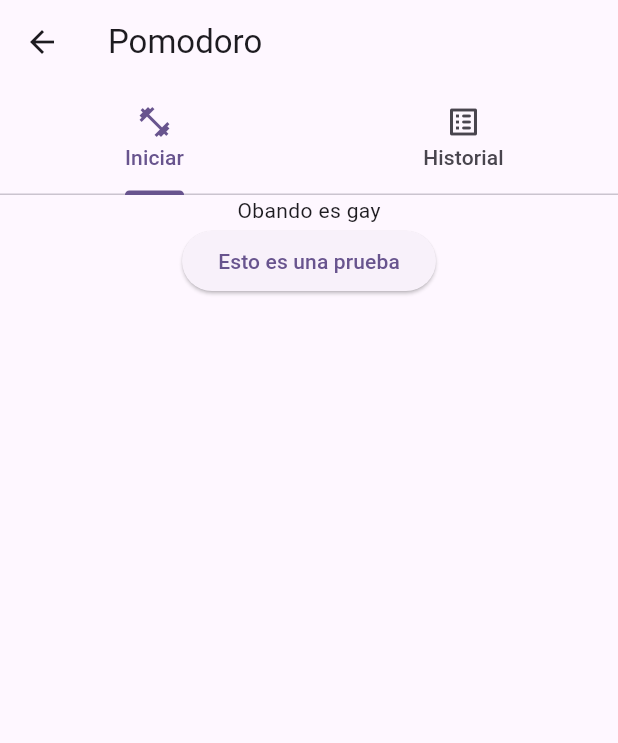
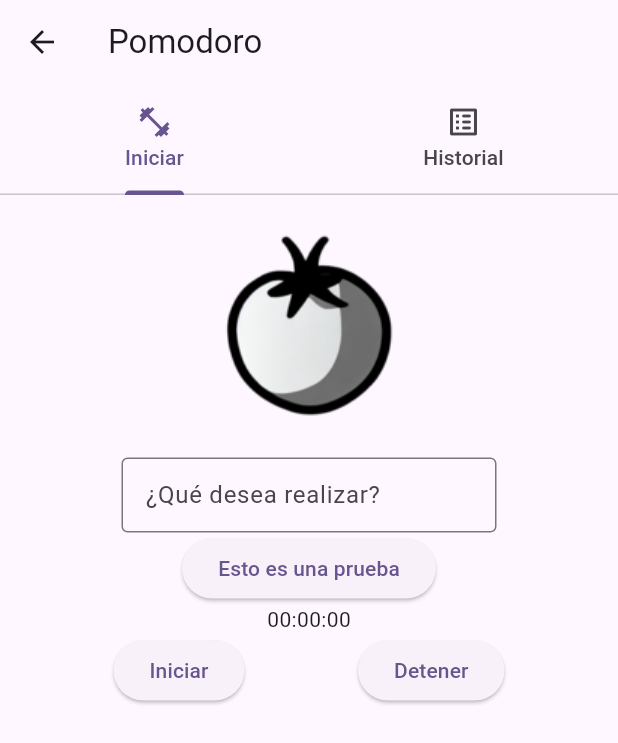
Before and after one commit to Bashisero/Focus_DegreeWork, a Flutter app: the screen it shows after launch, after a tap on "Pomodoro", on a phone screen of 412 x 824 dp. Shown: the top 743 px of the screen. Run offline on Flutter 3.47's test engine with Material 2 defaults, Android fonts, the phone set to English and light mode, and no system bars.

Commit message:
Se añadió un cronómetro funcional en la pestaña Pomodoro, cuyo funcionamiento tiene origen en la pestaña 'cronometro'

```diff
--- /dev/null
+++ b/lib/cronometro.dart
@@ -0,0 +1,75 @@
+import 'dart:async';
+import 'package:flutter/material.dart';
+
+class Cronometro extends StatefulWidget {
+  final CronometroController _cronometroController;
+  const Cronometro(this._cronometroController, {Key? key}) : super(key: key);
+
+  @override
+  State<Cronometro> createState() => _CronometroState();
+}
+
+class CronometroController {
+  int segundos = 0;
+  bool corriendo = false;
+  late Timer timer;
+
+  final _updateController = StreamController<void>();
+  Stream<void> get onUpdate => _updateController.stream;
+
+  void iniciarCrono(VoidCallback onTick) {
+    if (!corriendo) {
+      timer = Timer.periodic(const Duration(seconds: 1), (timer) {
+        segundos++;
+        _updateController.add(null);
+      });
+    }
+    corriendo = true;
+  }
+
+  void detenerCrono() {
+    timer.cancel();
+    corriendo = false;
+  }
+
+  String formaTiempo() {
+    Duration duracion = Duration(seconds: this.segundos);
+
+    String dosValores(int valor) {
+      return valor < 10 ? "0$valor" : "$valor";
+    }
+
+    String horas = dosValores(duracion.inHours);
+    String minutos = dosValores(duracion.inMinutes.remainder(60));
+    String segundos = dosValores(duracion.inSeconds.remainder(60));
+
+    return "$horas:$minutos:$segundos";
+  }
+}
+
+class _CronometroState extends State<Cronometro> {
+  @override
+  Widget build(BuildContext context) {
+    return Column(
+      mainAxisAlignment: MainAxisAlignment.center,
+      mainAxisSize: MainAxisSize.min,
+      children: [
+        Text(
+          widget._cronometroController.formaTiempo(),
+          style: const TextStyle(fontSize: 50),
+        ),
+        OutlinedButton(
+          onPressed: () {
+            widget._cronometroController.iniciarCrono(() {
+              setState(() {});
+            });
+          },
+          child: const Text("Hola"),
+        ),
+        OutlinedButton(
+            onPressed: widget._cronometroController.detenerCrono,
+            child: const Text("Adiós")),
+      ],
+    );
+  }
+}
--- a/lib/main.dart
+++ b/lib/main.dart
@@ -1,16 +1,18 @@
 import 'package:flutter/material.dart';
 import 'package:tesis/achievements.dart';
+import 'package:tesis/cronometro.dart';
 import 'package:tesis/flowtime.dart';
 import 'package:tesis/pomodoro.dart';
-import 'package:tesis/projects.dart';
+//import 'package:tesis/projects.dart';
 import 'package:tesis/tools.dart';
 
 void main() {
-  runApp(const MyApp());
+  runApp(MyApp());
 }
 
 class MyApp extends StatelessWidget {
-  const MyApp({super.key});
+  final CronometroController _cronometroController = CronometroController();
+  MyApp({super.key});
 
   // This widget is the root of your application.
   @override
@@ -22,21 +24,23 @@ class MyApp extends StatelessWidget {
         colorScheme: ColorScheme.fromSeed(seedColor: Colors.deepPurple),
         useMaterial3: true,
       ),
-      home: const MyHomePage(title: 'Hola'),
+      home: MyHomePage(title: 'Hola', cronometroController: _cronometroController ),
     );
   }
 }
 
 class MyHomePage extends StatefulWidget {
-  const MyHomePage({super.key, required this.title});
+  const MyHomePage({Key? key, required this.title, required this.cronometroController}): super(key: key);
 
   final String title;
-
+  final CronometroController cronometroController;
   @override
   State<MyHomePage> createState() => _MyHomePageState();
 }
 
 class _MyHomePageState extends State<MyHomePage> {
+
+  final CronometroController _cronometroController = CronometroController();
 
   @override
   Widget build(BuildContext context) {
@@ -54,7 +58,7 @@ class _MyHomePageState extends State<MyHomePage> {
               children: [
                 ElevatedButton(                   // Botón Pomodoro
                   onPressed: () {
-                    Navigator.push(context, MaterialPageRoute(builder: (context)=>  const Pomodoro())); // Navegar a la pantalla de Pomodoro
+                    Navigator.push(context, MaterialPageRoute(builder: (context)=>  Pomodoro(_cronometroController))); // Navegar a la pantalla de Pomodoro
                   },
                   child: const Text("Pomodoro"),
                 ),
@@ -69,7 +73,7 @@ class _MyHomePageState extends State<MyHomePage> {
             ),
             ElevatedButton(                             // Botón Proyectos
                   onPressed: () {
-                    Navigator.push(context, MaterialPageRoute(builder: (context)=>  const Projects()));
+                    Navigator.push(context, MaterialPageRoute(builder: (context)=>  Cronometro(_cronometroController)));
                   },
                   child: const Text("Proyectos"),
                 ),
--- a/lib/pomodoro.dart
+++ b/lib/pomodoro.dart
@@ -1,7 +1,9 @@
 import 'package:flutter/material.dart';
+import 'package:tesis/cronometro.dart';
 
 class Pomodoro extends StatelessWidget {
-  const Pomodoro({super.key});
+  final CronometroController _cronometroController;
+  const Pomodoro(this._cronometroController, {Key? key}) : super(key: key);
 
   @override
   Widget build(BuildContext context) {
@@ -29,16 +31,52 @@ class Pomodoro extends StatelessWidget {
             ],
           ),
         ),
-        body: TabBarView(
-          children: <Widget>[
+        body: TabBarView(children: <Widget>[
           ListView.builder(
             itemCount: 1,
             itemBuilder: (BuildContext context, int index) {
               return Column(
+                mainAxisSize: MainAxisSize.min,
                 children: [
-                    const Text("Obando es gay"),
-                    ElevatedButton(child: const Text("Esto es una prueba"),
+                  Padding(
+                    padding: const EdgeInsets.all(25.0),
+                    child: Image.asset('assets/tomateCopia.png'),
+                  ),
+                  const SizedBox(
+                    width: 250,
+                    height: 50,
+                    child: TextField(
+                      decoration: InputDecoration(
+                        border: OutlineInputBorder(),
+                        labelText: '¿Qué desea realizar?',
+                      ),
+                    ),
+                  ),
+                  ElevatedButton(
+                      child: const Text("Esto es una prueba"),
                       onPressed: () => Navigator.pop(context)),
+                  StreamBuilder<void>(
+                    stream: _cronometroController.onUpdate,
+                    builder: (context, snapshot){
+                      return Text(_cronometroController.formaTiempo(),);
+                    },
+                  ),
+                  Row(
+                      mainAxisAlignment: MainAxisAlignment.spaceEvenly,
+                      children: [
+                        ElevatedButton(
+                            child: const Text("Iniciar"), onPressed: () {
+                              _cronometroController.iniciarCrono(() {
+
+                               });
+                            }),
+
+                        ElevatedButton(
+                            child: const Text("Detener"), onPressed: () {
+                              _cronometroController.detenerCrono();
+                            }
+                        )
+                      ])
                 ],
               );
             },
@@ -46,13 +84,9 @@ class Pomodoro extends StatelessWidget {
           ListView.builder(
               itemCount: 5,
               itemBuilder: (BuildContext context, int index) {
-                return const ListTile(
-                  title: Text("Hola soy un historial")
-                );
-              }
-            ),
-          ]
-        ),
+                return const ListTile(title: Text("Hola soy un historial"));
+              }),
+        ]),
       ),
     );
   }
```
Also changed, not shown: lib/flowtime.dart (+46 -9 lines), assets/tomate.png (deleted), assets/tomateCopia.png (added), assets/tomateIcon.png (added), pubspec.lock, 1 other file. Lines whose indentation alone changed are shown as unchanged.
